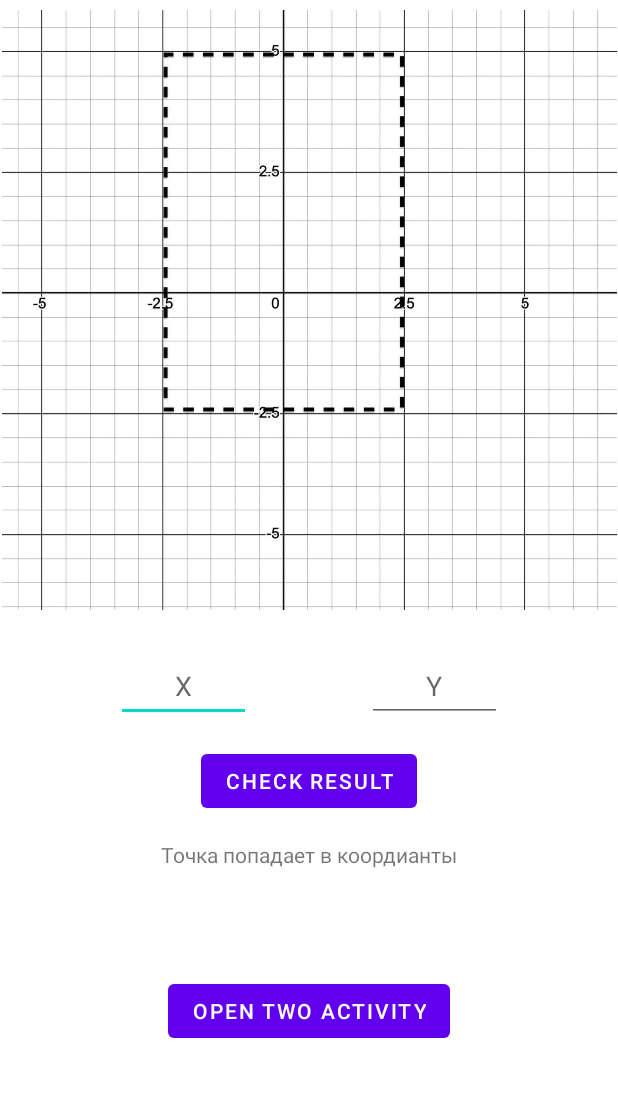
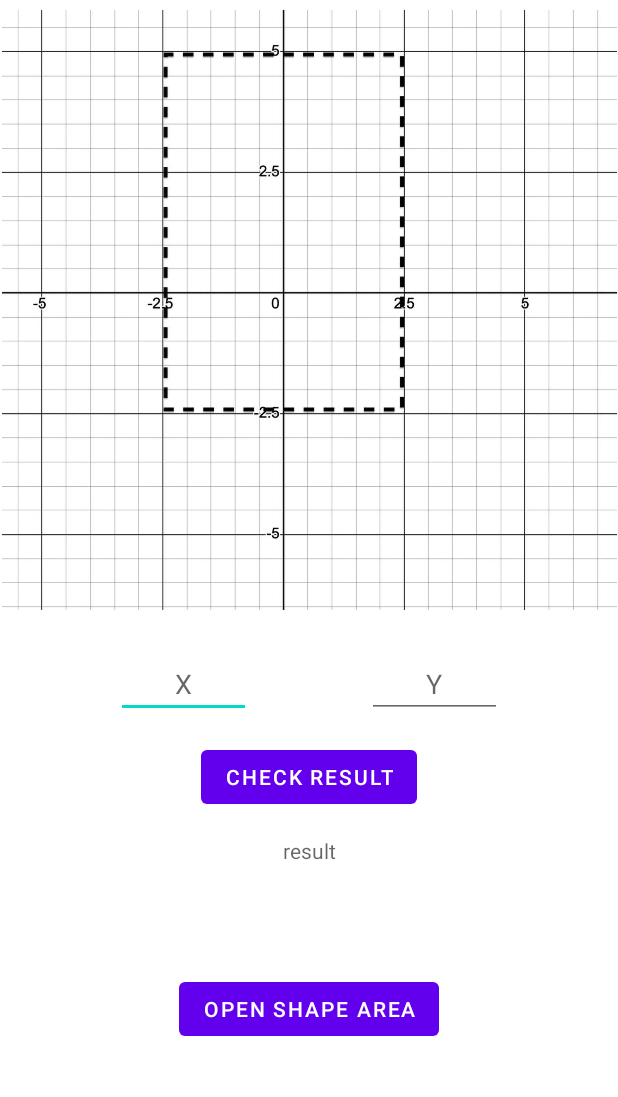
Before and after one commit to golevArtemOhta/CheckArea, an Android app: the screen it shows after launch (MainActivity), after a tap on "CHECK RESULT", on a phone screen of 412 x 824 dp, the part 84-1181 px from its top. Run offline under Robolectric (Android 15) with nearby library versions, the phone set to English and light mode, and no system bars.

Commit message:
second version Add fragments, viewmodels and fix bags

```diff
--- a/app/src/main/java/com/example/checkarea/MainActivity.kt
+++ b/app/src/main/java/com/example/checkarea/MainActivity.kt
@@ -1,41 +1,30 @@
 package com.example.checkarea
 
-import android.content.Intent
 import androidx.appcompat.app.AppCompatActivity
 import android.os.Bundle
+import androidx.fragment.app.Fragment
 import com.example.checkarea.databinding.ActivityMainBinding
-import kotlin.properties.Delegates
 
 class MainActivity : AppCompatActivity() {
     lateinit var binding: ActivityMainBinding
-    var x by Delegates.notNull<Float>()
-    var y by Delegates.notNull<Float>()
+
 
     override fun onCreate(savedInstanceState: Bundle?) {
         super.onCreate(savedInstanceState)
         binding = ActivityMainBinding.inflate(layoutInflater)
         setContentView(binding.root)
 
-
-        with(binding){
-            button.setOnClickListener {
-                x = editTextX.text.toString().toFloat()
-                y = editTextY.text.toString().toFloat()
-                if (x <= 2.5 && x >= -2.5 && y <= 5 && y >= -2.5 ){
-                    textResult.text = "Точка попадает в коордианты"
-                }
-                else{
-                    textResult.text = "Точка не попадает в коордианты"
-                }
-            }
-            buttonOpenTwoActivity.setOnClickListener {
-                val k = Intent(this@MainActivity, MainActivity2::class.java)
-                startActivity(k)
-            }
+        if (savedInstanceState == null) {
+            openFragment(RectangleFragment.newInstance(), R.id.fragment)
         }
 
+    }
 
+    private fun openFragment(fragment: Fragment, idHolder: Int) {
+        supportFragmentManager
+            .beginTransaction()
+            .replace(idHolder, fragment)
+            .commit()
+    }
 
-
-    }
 }
--- /dev/null
+++ b/app/src/main/java/com/example/checkarea/RectangleFragment.kt
@@ -0,0 +1,76 @@
+package com.example.checkarea
+
+import android.os.Bundle
+import androidx.fragment.app.Fragment
+import android.view.LayoutInflater
+import android.view.View
+import android.view.ViewGroup
+import android.widget.Toast
+import androidx.lifecycle.LifecycleOwner
+import androidx.lifecycle.Observer
+import androidx.lifecycle.ViewModelProvider
+import com.example.checkarea.databinding.FragmentRectangleBinding
+import kotlin.properties.Delegates
+
+
+class RectangleFragment : Fragment() {
+    lateinit var binding: FragmentRectangleBinding
+    lateinit var rectangleViewModel: RectangleViewModel
+    lateinit var textResult: String
+
+    var x by Delegates.notNull<Float>()
+    var y by Delegates.notNull<Float>()
+
+    override fun onCreate(savedInstanceState: Bundle?) {
+        super.onCreate(savedInstanceState)
+    }
+
+    override fun onCreateView(
+        inflater: LayoutInflater, container: ViewGroup?,
+        savedInstanceState: Bundle?
+    ): View? {
+        rectangleViewModel = ViewModelProvider(requireActivity()).get(RectangleViewModel::class.java)
+        binding = FragmentRectangleBinding.inflate(inflater)
+        return binding.root
+    }
+
+    override fun onViewCreated(view: View, savedInstanceState: Bundle?) {
+        super.onViewCreated(view, savedInstanceState)
+        binding.button.setOnClickListener {
+            try {
+                x = binding.editTextX.text.toString().toFloat()
+                y = binding.editTextY.text.toString().toFloat()
+                rectangleViewModel.request(x, y)
+            }
+            catch (e: java.lang.NumberFormatException){
+                Toast.makeText(activity,
+                    "Please, enter the coordinates!", Toast.LENGTH_LONG).show()
+            }
+        }
+
+        binding.buttonOpenTwoActivity.setOnClickListener {
+            openFragment(ShapeFragment.newInstance(), R.id.fragment)
+        }
+    }
+
+    override fun onStart() {
+        super.onStart()
+        rectangleViewModel.textResult.observe(activity as LifecycleOwner, Observer {
+            textResult = it
+            binding.textResult.text = textResult
+        })
+    }
+
+
+    private fun openFragment(fragment: Fragment, idHolder: Int) {
+        val transaction = activity?.supportFragmentManager?.beginTransaction()
+        transaction?.replace(idHolder, fragment)
+        transaction?.disallowAddToBackStack()
+        transaction?.commit()
+    }
+
+    companion object {
+        @JvmStatic
+        fun newInstance() = RectangleFragment()
+    }
+}
--- /dev/null
+++ b/app/src/main/java/com/example/checkarea/RectangleViewModel.kt
@@ -0,0 +1,19 @@
+package com.example.checkarea
+
+import androidx.lifecycle.MutableLiveData
+import androidx.lifecycle.ViewModel
+
+class RectangleViewModel: ViewModel() {
+
+    val textResult = MutableLiveData<String>()
+
+
+    fun request(x: Float, y: Float) {
+        if (x <= 2.5 && x >= -2.5 && y <= 5 && y >= -2.5 ){
+            textResult.value = "Точка попадает в коордианты"
+        }
+        else{
+            textResult.value = "Точка не попадает в коордианты"
+        }
+    }
+}
--- a/app/src/main/res/layout/activity_main.xml
+++ b/app/src/main/res/layout/activity_main.xml
@@ -6,73 +6,14 @@
     android:layout_height="match_parent"
     tools:context=".MainActivity">
 
-    <ImageView
-        android:id="@+id/imageView"
-        android:layout_width="410dp"
-        android:layout_height="413dp"
-        app:layout_constraintEnd_toEndOf="parent"
-        app:layout_constraintStart_toStartOf="parent"
-        app:layout_constraintTop_toTopOf="parent"
-        app:srcCompat="@drawable/rectangle_area" />
-
-    <EditText
-        android:id="@+id/editTextX"
-        android:inputType="numberDecimal"
-        android:digits="0123456789."
-        android:layout_width="90dp"
-        android:layout_height="48dp"
-        android:layout_marginTop="20dp"
-        android:ems="10"
-        android:hint="@string/x"
-        android:textAlignment="center"
-        app:layout_constraintEnd_toStartOf="@+id/editTextY"
-        app:layout_constraintHorizontal_bias="0.5"
-        app:layout_constraintStart_toStartOf="parent"
-        app:layout_constraintTop_toBottomOf="@+id/imageView" />
-
-    <EditText
-        android:id="@+id/editTextY"
-        android:inputType="numberDecimal"
-        android:digits="0123456789."
-        android:layout_width="90dp"
-        android:layout_height="48dp"
-        android:layout_marginTop="20dp"
-        android:ems="10"
-        android:hint="@string/y"
-        android:textAlignment="center"
-        app:layout_constraintEnd_toEndOf="parent"
-        app:layout_constraintHorizontal_bias="0.5"
-        app:layout_constraintStart_toEndOf="@+id/editTextX"
-        app:layout_constraintTop_toBottomOf="@+id/imageView" />
-
-    <Button
-        android:id="@+id/button"
-        android:layout_width="wrap_content"
-        android:layout_height="wrap_content"
-        android:layout_marginTop="15dp"
-        android:text="@string/check_result"
-        app:layout_constraintEnd_toEndOf="parent"
-        app:layout_constraintStart_toStartOf="parent"
-        app:layout_constraintTop_toBottomOf="@+id/editTextX" />
-
-    <TextView
-        android:id="@+id/textResult"
-        android:layout_width="wrap_content"
-        android:layout_height="wrap_content"
-        android:layout_marginTop="15dp"
-        android:hint="@string/result"
-        app:layout_constraintEnd_toEndOf="parent"
-        app:layout_constraintStart_toStartOf="parent"
-        app:layout_constraintTop_toBottomOf="@+id/button" />
-
-    <Button
-        android:id="@+id/buttonOpenTwoActivity"
-        android:layout_width="wrap_content"
-        android:layout_height="wrap_content"
-        android:text="@string/open_two_activity"
+    <FrameLayout
+        android:id="@+id/fragment"
+        android:layout_width="match_parent"
+        android:layout_height="match_parent"
         app:layout_constraintBottom_toBottomOf="parent"
         app:layout_constraintEnd_toEndOf="parent"
         app:layout_constraintStart_toStartOf="parent"
-        app:layout_constraintTop_toBottomOf="@+id/textResult" />
+        app:layout_constraintTop_toTopOf="parent">
 
+    </FrameLayout>
 </androidx.constraintlayout.widget.ConstraintLayout>
--- /dev/null
+++ b/app/src/main/res/layout/fragment_rectangle.xml
@@ -0,0 +1,85 @@
+<?xml version="1.0" encoding="utf-8"?>
+<FrameLayout xmlns:android="http://schemas.android.com/apk/res/android"
+    xmlns:app="http://schemas.android.com/apk/res-auto"
+    xmlns:tools="http://schemas.android.com/tools"
+    android:layout_width="match_parent"
+    android:layout_height="match_parent"
+    tools:context=".RectangleFragment">
+
+    <androidx.constraintlayout.widget.ConstraintLayout
+        android:layout_width="match_parent"
+        android:layout_height="match_parent"
+        tools:context=".MainActivity">
+
+        <ImageView
+            android:id="@+id/imageView"
+            android:layout_width="410dp"
+            android:layout_height="413dp"
+            app:layout_constraintEnd_toEndOf="parent"
+            app:layout_constraintStart_toStartOf="parent"
+            app:layout_constraintTop_toTopOf="parent"
+            app:srcCompat="@drawable/rectangle_area" />
+
+        <EditText
+            android:id="@+id/editTextX"
+            android:layout_width="90dp"
+            android:layout_height="wrap_content"
+            android:layout_marginTop="20dp"
+            android:digits="0123456789."
+            android:ems="10"
+            android:hint="@string/x"
+            android:inputType="numberDecimal"
+            android:textAlignment="center"
+            app:layout_constraintEnd_toStartOf="@+id/editTextY"
+            app:layout_constraintHorizontal_bias="0.5"
+            app:layout_constraintStart_toStartOf="parent"
+            app:layout_constraintTop_toBottomOf="@+id/imageView" />
+
+        <EditText
+            android:id="@+id/editTextY"
+            android:layout_width="90dp"
+            android:layout_height="wrap_content"
+            android:layout_marginTop="20dp"
+            android:digits="0123456789."
+            android:ems="10"
+            android:hint="@string/y"
+            android:inputType="numberDecimal"
+            android:textAlignment="center"
+            app:layout_constraintEnd_toEndOf="parent"
+            app:layout_constraintHorizontal_bias="0.5"
+            app:layout_constraintStart_toEndOf="@+id/editTextX"
+            app:layout_constraintTop_toBottomOf="@+id/imageView" />
+
+        <Button
+            android:id="@+id/button"
+            android:layout_width="wrap_content"
+            android:layout_height="wrap_content"
+            android:layout_marginTop="15dp"
+            android:text="@string/check_result"
+            app:layout_constraintEnd_toEndOf="parent"
+            app:layout_constraintStart_toStartOf="parent"
+            app:layout_constraintTop_toBottomOf="@+id/editTextX" />
+
+        <TextView
+            android:id="@+id/textResult"
+            android:layout_width="wrap_content"
+            android:layout_height="wrap_content"
+            android:layout_marginTop="15dp"
+            android:hint="@string/result"
+            app:layout_constraintEnd_toEndOf="parent"
+            app:layout_constraintStart_toStartOf="parent"
+            app:layout_constraintTop_toBottomOf="@+id/button" />
+
+        <Button
+            android:id="@+id/buttonOpenTwoActivity"
+            android:layout_width="wrap_content"
+            android:layout_height="wrap_content"
+            android:text="@string/open_shape_area"
+            app:layout_constraintBottom_toBottomOf="parent"
+            app:layout_constraintEnd_toEndOf="parent"
+            app:layout_constraintStart_toStartOf="parent"
+            app:layout_constraintTop_toBottomOf="@+id/textResult" />
+
+    </androidx.constraintlayout.widget.ConstraintLayout>
+
+</FrameLayout>
--- a/app/src/main/res/values/strings.xml
+++ b/app/src/main/res/values/strings.xml
@@ -5,4 +5,8 @@
     <string name="y">Y</string>
     <string name="x">X</string>
     <string name="open_two_activity">Open two activity</string>
+    <!-- TODO: Remove or change this placeholder text -->
+    <string name="hello_blank_fragment">Hello blank fragment</string>
+    <string name="open_shape_area">open shape area</string>
+    <string name="open_rectangle_area">open rectangle area</string>
 </resources>
```
Also changed, not shown: app/build.gradle (+10 -0 lines), app/src/main/java/com/example/checkarea/MainActivity2.kt (deleted, +0 -42 lines), app/src/main/java/com/example/checkarea/ShapeFragment.kt (added, +76 -0 lines), app/src/main/java/com/example/checkarea/ShapeViewModel.kt (added, +21 -0 lines), app/src/main/res/layout/activity_main2.xml (deleted, +0 -78 lines), app/src/main/res/layout/fragment_shape.xml (added, +88 -0 lines).
